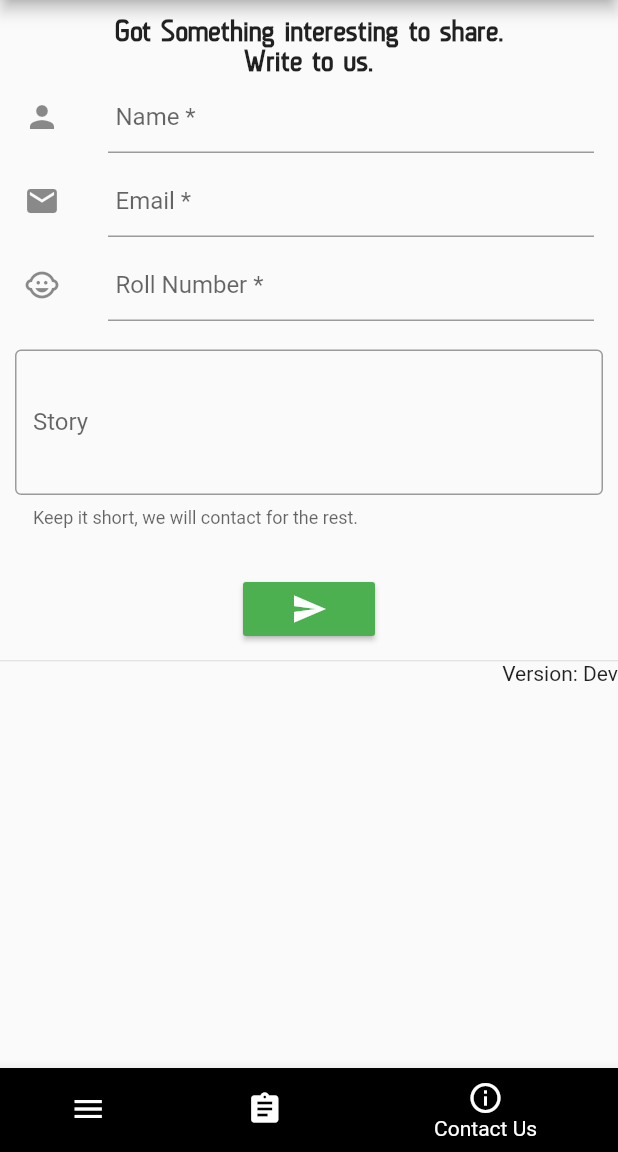
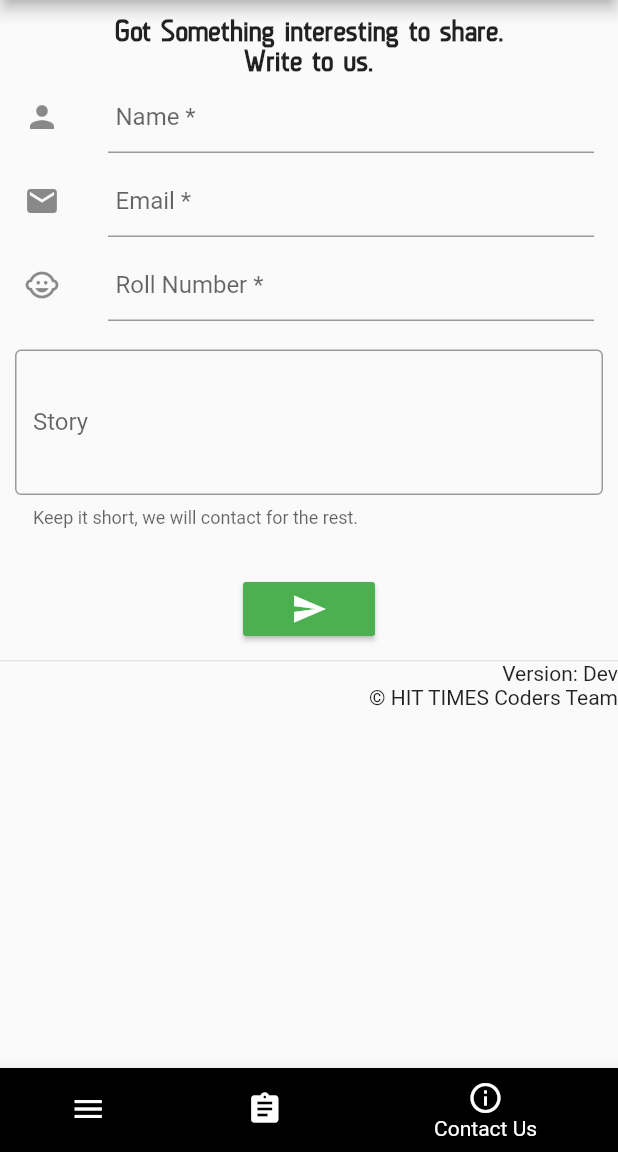
Before and after one commit to Hackhard/the_hit_times-master, a Flutter app: the screen it shows after launch, item 3 of the bottom bar chosen, on a phone screen of 412 x 824 dp, the part 84-1236 px from its top. Run offline on Flutter 3.47's test engine with Material 2 defaults, Android fonts, the phone set to English and light mode, and no system bars; network calls fail.

Commit message:
Created the contct_us page

```diff
--- a/lib/contact_us.dart
+++ b/lib/contact_us.dart
@@ -1,6 +1,28 @@
 import 'package:flutter/material.dart';
 
-class ContactUs extends StatelessWidget {
+class ContactUs extends StatefulWidget {
+  @override
+  ContactUsState createState() {
+    return new ContactUsState();
+  }
+}
+
+class ContactUsState extends State<ContactUs> {
+  final Cname = TextEditingController();
+  final Cmail = TextEditingController();
+  final Croll = TextEditingController();
+  final Cstory = TextEditingController();
+
+
+  void dispose() {
+    // TODO: implement dispose
+    Cstory.dispose();
+    Croll.dispose();
+    Cmail.dispose();
+    Cname.dispose();
+    super.dispose();
+  }
+
   @override
   Widget build(BuildContext context) {
     return SingleChildScrollView(
@@ -35,31 +57,35 @@ class ContactUs extends StatelessWidget {
               ),
               ListTile(
                 leading: const Icon(Icons.person),
-                title: TextField(
+                title: TextFormField(
                   decoration: InputDecoration(
                     contentPadding: EdgeInsets.all(5.0),
                     hintText: "Name *",
                   ),
+                  controller: Cname,
                 ),
               ),
               ListTile(
                 leading: const Icon(Icons.mail),
-                title: TextField(
+                title: TextFormField(
                   keyboardType: TextInputType.emailAddress,
                   decoration: InputDecoration(
                     contentPadding: EdgeInsets.all(5.0),
                     hintText: "Email *",
                   ),
+                  controller: Cmail,
+                  validator: (val) => !val.contains('@') ? 'Not a valid email.' : null,
                 ),
               ),
               ListTile(
                 leading: const Icon(Icons.child_care),
-                title: TextField(
+                title: TextFormField(
                   keyboardType: TextInputType.emailAddress,
                   decoration: InputDecoration(
                     contentPadding: EdgeInsets.all(5.0),
                     hintText: "Roll Number *",
                   ),
+                  controller: Croll,
                 ),
               ),
               const SizedBox(height: 5.0),
@@ -72,6 +98,7 @@ class ContactUs extends StatelessWidget {
                   helperText: 'Keep it short, we will contact for the rest.',
                   labelText: 'Story',
                 ),
+                controller: Cstory,
                 maxLines: 3,
               ),
               ),
@@ -79,7 +106,18 @@ class ContactUs extends StatelessWidget {
                 padding: EdgeInsets.all(10.0),
               ),
               RaisedButton(
-                onPressed: () {},
+                onPressed: () {
+                  return showDialog(
+                    context: context,
+                    builder: (context) {
+                      return AlertDialog(
+                        // Retrieve the text the user has typed in using our
+                        // TextEditingController
+                        content: Text(Cname.text+Cmail.text+Croll.text+Cstory.text),
+                      );
+                    },
+                  );
+                },
                 elevation: 1.5,
                 child: Icon(
                     Icons.send,
@@ -98,7 +136,10 @@ class ContactUs extends StatelessWidget {
                 crossAxisAlignment: CrossAxisAlignment.end,
                 children: <Widget>[
                   Text(
-                    "Version: Dev"
+                    "Version: Dev\n"
+                        "\u00a9 HIT TIMES "
+                        "Coders Team",
+                    textAlign: TextAlign.right,
                   ),
                 ],
               ),
```
